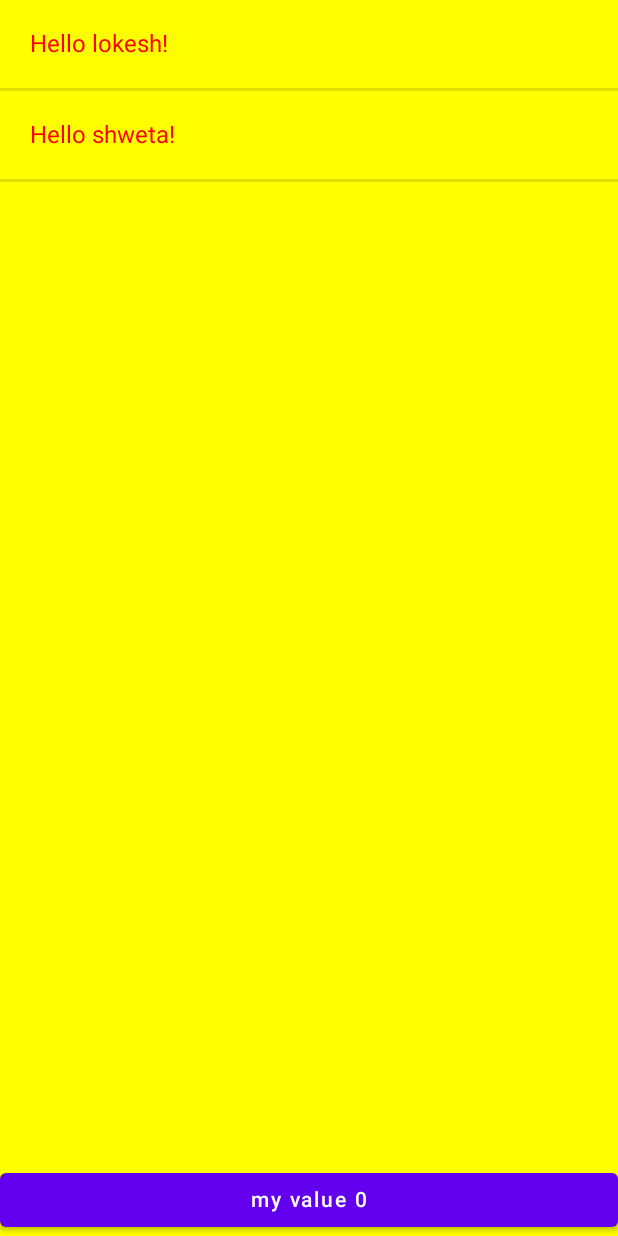
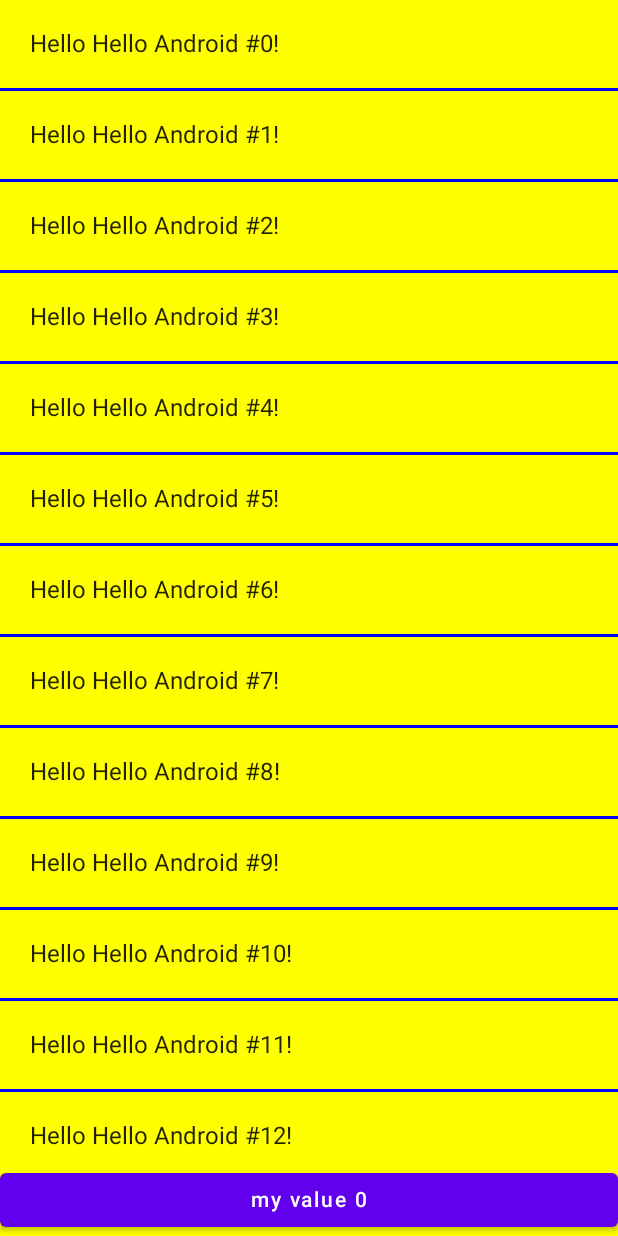
Before and after one commit to lsurage/jcompose, an Android app built with Jetpack Compose: the @Preview function DefaultPreview, on a phone screen of 412 x 824 dp. Run offline under Robolectric (Android 15) with nearby library versions, the phone set to English and light mode, and no system bars.

Commit message:
code lab is followed for this tutorial

```diff
--- a/app/src/main/java/com/example/jcompose/MainActivity.kt
+++ b/app/src/main/java/com/example/jcompose/MainActivity.kt
@@ -25,9 +25,8 @@ class MainActivity : ComponentActivity() {
             MyApp{
 //              myScreenContent(listOf("you","me"))
 //                myFlexScreenContent()
-//                myFlexScreenContent()
-               val names: List<String> = List(1000) { "Hello Android #$it" }
-                lazyNameList(names = names)
+                myFlexScreenContent()
+
             }
         }
     }
--- a/app/src/main/java/com/example/jcompose/ui/theme/Theme.kt
+++ b/app/src/main/java/com/example/jcompose/ui/theme/Theme.kt
@@ -28,7 +28,8 @@ private val LightColorPalette = lightColors(
 )
 
 @Composable
-fun JComposeTheme(darkTheme: Boolean = isSystemInDarkTheme(), content: @Composable() () -> Unit) {
+fun JComposeTheme(darkTheme: Boolean = isSystemInDarkTheme(),
+                  content: @Composable() () -> Unit) {
     val colors = if (darkTheme) {
         DarkColorPalette
     } else {
--- a/app/src/main/java/com/example/jcompose/ui/theme/ui/FlexUi.kt
+++ b/app/src/main/java/com/example/jcompose/ui/theme/ui/FlexUi.kt
@@ -18,12 +18,15 @@ fun myFlexScreenContent(list: List<String> = listOf("lokesh","shweta")){
 
     Column(Modifier.fillMaxHeight()) {
         Column(Modifier.weight(1f)) {
-            list.forEach {
-                Greeting(name = it)
-                Divider(thickness = 2.dp)
-            }
+//            list.forEach {
+//                Greeting(name = it)
+//                Divider(thickness = 2.dp)
+//            }
 
+            val names: List<String> = List(30) { "Hello Android #$it" }
+            lazyNameList(names = names)
         }
+
         counterStateHoisting(count = counterState.value, updateCount = {
             counterState.value = it
         })
--- a/app/src/main/java/com/example/jcompose/ui/theme/ui/Greetings.kt
+++ b/app/src/main/java/com/example/jcompose/ui/theme/ui/Greetings.kt
@@ -1,16 +1,41 @@
 package com.example.jcompose.ui.theme.ui
 
+import androidx.compose.animation.animateColorAsState
+import androidx.compose.foundation.background
+import androidx.compose.foundation.clickable
 import androidx.compose.foundation.layout.padding
 import androidx.compose.material.Surface
 import androidx.compose.material.Text
 import androidx.compose.runtime.Composable
+import androidx.compose.runtime.mutableStateOf
+import androidx.compose.runtime.remember
 import androidx.compose.ui.Modifier
 import androidx.compose.ui.graphics.Color
 import androidx.compose.ui.unit.dp
+import androidx.compose.runtime.getValue
+import androidx.compose.runtime.setValue
 
+
+/**
+ * this is normal greeting function
+ */
+//@Composable
+//fun Greeting(name: String) {
+//    Surface(color = Color.Yellow) {
+//        Text(text = "Hello $name!", color = Color.Red, modifier = Modifier.padding(20.dp))
+//    }
+//}
+
+/**
+ * this greeting animates the text
+ */
 @Composable
 fun Greeting(name: String) {
-    Surface(color = Color.Yellow) {
-        Text(text = "Hello $name!", color = Color.Red, modifier = Modifier.padding(20.dp))
-    }
+    var isSelected by remember { mutableStateOf(false) }
+    val backgroundColor by animateColorAsState (if(isSelected) Color.Red else Color.Transparent)
+        Text(text = "Hello $name!",
+            modifier = Modifier.padding(20.dp)
+                .background(backgroundColor)
+                .clickable(onClick = {isSelected = !isSelected}))
+
 }
```
